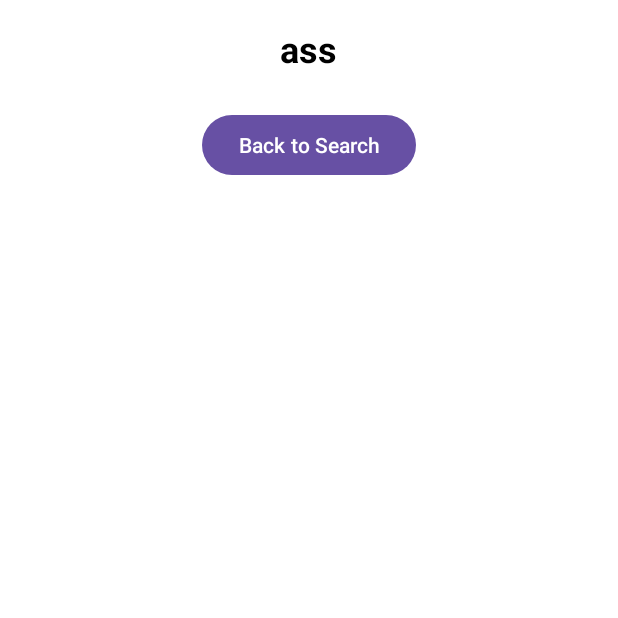
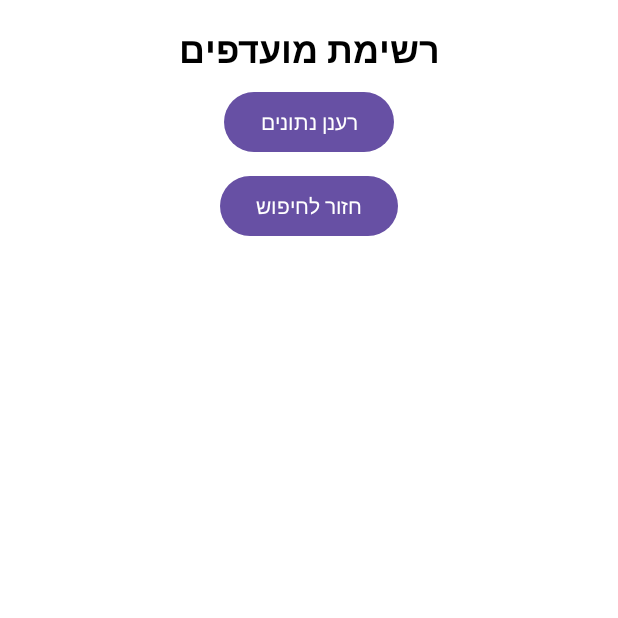
Before and after one commit to artur300/NewRepo, an Android app: the FavoritesFragment screen opened through its navigation route, on a phone screen of 412 x 824 dp, the top half of it. Run offline under Robolectric (Android 15) with nearby library versions, the phone set to English and light mode, and no system bars; our stand-ins replace Dagger/Hilt's generated code.

```diff
--- a/app/src/main/java/com/example/weatherapp/models/FavoriteWeather.kt
+++ b/app/src/main/java/com/example/weatherapp/models/FavoriteWeather.kt
@@ -14,5 +14,8 @@ data class FavoriteWeather(
     val maxTemp: Double,
     val feelsLike: Double,
     val windSpeed: Double,
-    val iconCode: String
+    val iconCode: String,
+
+    val lat: Double,   // נוסיף Latitude
+    val lon: Double    // נוסיף Longitude
 )
--- a/app/src/main/java/com/example/weatherapp/ui/fragments/FavoritesFragment.kt
+++ b/app/src/main/java/com/example/weatherapp/ui/fragments/FavoritesFragment.kt
@@ -39,13 +39,16 @@ class FavoritesFragment : Fragment() {
         binding.btnGoToSearch.setOnClickListener {
             findNavController().navigate(R.id.action_favoritesFragment_to_citySearchFragment)
         }
+
+        binding.btnRefreshFavorites.setOnClickListener {
+            refreshFavoriteWeather()
+        }
     }
 
     private fun setupRecyclerView() {
         favoriteAdapter = FavoriteWeatherAdapter(viewModel) { favorite ->
-            viewModel.removeWeatherFromFavorites(favorite)
+            viewModel.removeWeatherFromFavorites(favorite) // קריאה למחיקה
         }
-
         binding.rvFavorites.apply {
             layoutManager = LinearLayoutManager(requireContext())
             adapter = favoriteAdapter
@@ -54,7 +57,20 @@ class FavoritesFragment : Fragment() {
 
     private fun observeFavorites() {
         viewModel.favoriteWeatherList.observe(viewLifecycleOwner) { favorites ->
-            favoriteAdapter.submitList(favorites)
+            favoriteAdapter.submitList(favorites.distinctBy { it.cityName }) // מסנן כפילויות
+        }
+    }
+
+
+    private fun refreshFavoriteWeather() {
+        binding.progressBar.visibility = View.VISIBLE  // הצגת progressBar
+
+        viewModel.refreshFavoriteWeather { success ->
+            binding.progressBar.visibility = View.GONE // הסתרת progressBar לאחר העדכון
+
+            if (!success) {
+                // אפשר להוסיף הודעה למשתמש במידה והרענון נכשל
+            }
         }
     }
 }
--- a/app/src/main/res/layout/fragment_favorites.xml
+++ b/app/src/main/res/layout/fragment_favorites.xml
@@ -10,20 +10,39 @@
     <TextView
         android:layout_width="wrap_content"
         android:layout_height="wrap_content"
-        android:text="ass"
+        android:text="רשימת מועדפים"
         android:textSize="24sp"
         android:textStyle="bold"
         android:textColor="@color/black"
         android:gravity="center"
         android:layout_gravity="center_horizontal"
         android:paddingBottom="8dp"/>
+
+    <!-- כפתור רענון -->
+    <Button
+        android:id="@+id/btnRefreshFavorites"
+        android:layout_width="wrap_content"
+        android:layout_height="wrap_content"
+        android:text="רענן נתונים"
+        android:layout_gravity="center"
+        android:layout_marginBottom="8dp"/>
+
+    <!-- כפתור חזרה לחיפוש -->
     <Button
         android:id="@+id/btnGoToSearch"
         android:layout_width="wrap_content"
         android:layout_height="wrap_content"
-        android:text="Back to Search"
+        android:text="חזור לחיפוש"
         android:layout_gravity="center"
-        android:layout_marginTop="16dp"/>
+        android:layout_marginBottom="8dp"/>
+
+    <!-- ProgressBar עבור טעינת נתונים -->
+    <ProgressBar
+        android:id="@+id/progressBar"
+        android:layout_width="wrap_content"
+        android:layout_height="wrap_content"
+        android:layout_gravity="center"
+        android:visibility="gone"/>
 
     <!-- RecyclerView להצגת רשימת המועדפים -->
     <androidx.recyclerview.widget.RecyclerView
@@ -32,9 +51,4 @@
         android:layout_height="match_parent"
         android:scrollbars="vertical"/>
 
-
-
-
-
-
 </LinearLayout>
```
Also changed, not shown: app/src/main/java/com/example/weatherapp/repository/WeatherRepository.kt (+36 -14 lines), app/src/main/java/com/example/weatherapp/ui/CitySearchViewModel.kt (+47 -9 lines).
